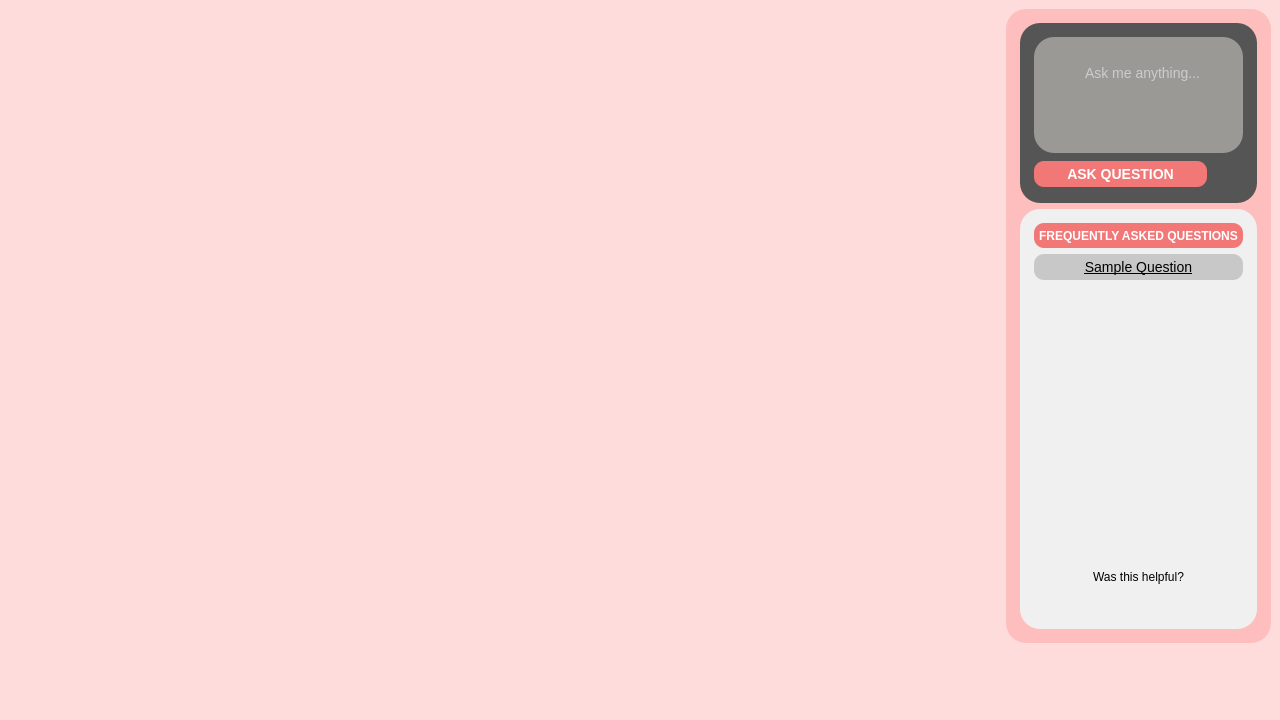
First picture: the form in assets/UI/MainPage.ui, repository AlexShem247/wise-browse, before the edit.
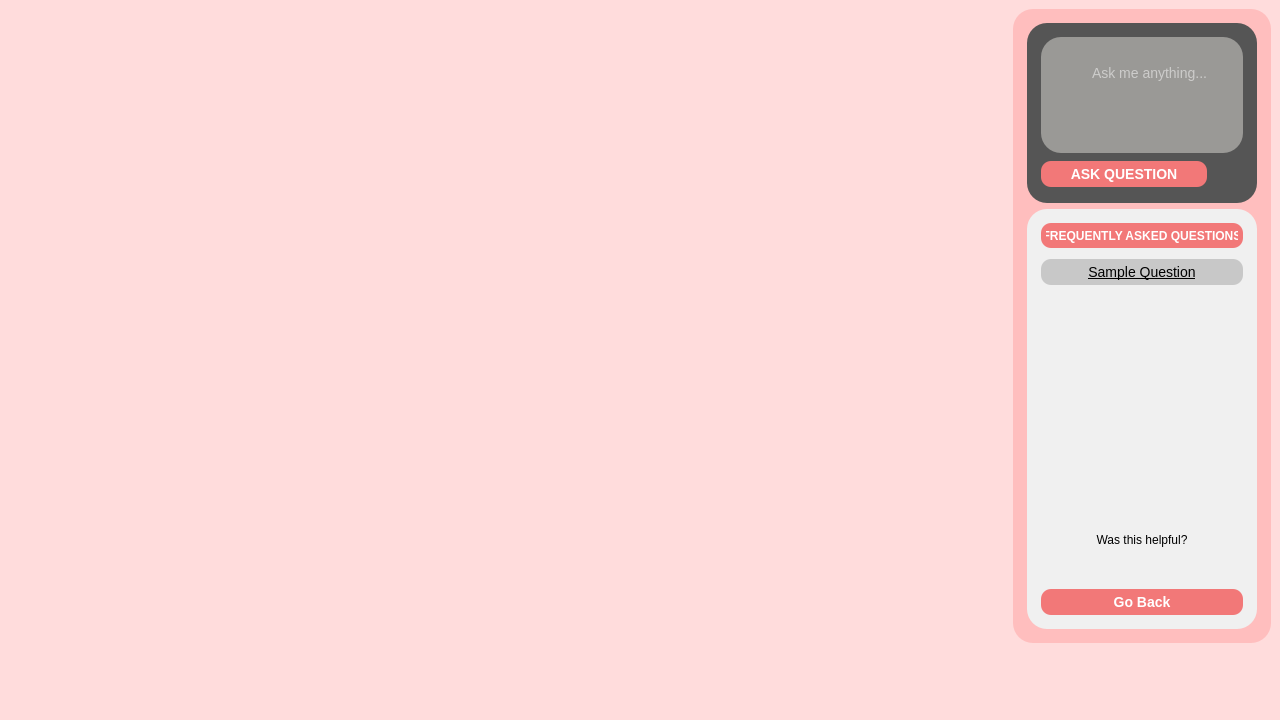
Second picture: the form after the edit.

Commit message: [as7322] WebBrowser: Back Button Now Works

```diff
--- a/assets/UI/MainPage.ui
+++ b/assets/UI/MainPage.ui
@@ -175,6 +175,12 @@
              </item>
              <item>
               <widget class="QFrame" name="FAQFrame">
+               <property name="minimumSize">
+                <size>
+                 <width>230</width>
+                 <height>0</height>
+                </size>
+               </property>
                <property name="styleSheet">
                 <string notr="true">QFrame {background-color: rgb(240, 240, 240); 
  border-radius: 20px;  
@@ -232,6 +238,22 @@
                     </property>
                    </widget>
                   </item>
+                  <item>
+                   <spacer name="FAQVerticalSpacer_2">
+                    <property name="orientation">
+                     <enum>Qt::Vertical</enum>
+                    </property>
+                    <property name="sizeType">
+                     <enum>QSizePolicy::Fixed</enum>
+                    </property>
+                    <property name="sizeHint" stdset="0">
+                     <size>
+                      <width>20</width>
+                      <height>5</height>
+                     </size>
+                    </property>
+                   </spacer>
+                  </item>
                   <item>
                    <layout class="QVBoxLayout" name="FAQBtnLayout">
                     <item>
@@ -494,6 +516,43 @@
                     </item>
                    </layout>
                   </item>
+                  <item>
+                   <spacer name="FAQVerticalSpacer_3">
+                    <property name="orientation">
+                     <enum>Qt::Vertical</enum>
+                    </property>
+                    <property name="sizeType">
+                     <enum>QSizePolicy::Fixed</enum>
+                    </property>
+                    <property name="sizeHint" stdset="0">
+                     <size>
+                      <width>20</width>
+                      <height>5</height>
+                     </size>
+                    </property>
+                   </spacer>
+                  </item>
+                  <item>
+                   <widget class="QPushButton" name="backBtn">
+                    <property name="styleSheet">
+                     <string notr="true">QPushButton{
+	background-color: rgb(242, 120, 120); 
+ border-radius: 10px;    
+color:white;
+font-size: 14px;   
+ font-weight: bold; 
+padding: 5px
+}
+
+QPushButton:hover {
+    background-color: rgb(222, 100, 100); 
+}</string>
+                    </property>
+                    <property name="text">
+                     <string>Go Back</string>
+                    </property>
+                   </widget>
+                  </item>
                  </layout>
                 </item>
                </layout>
```
The commit also changes 3 other files.
